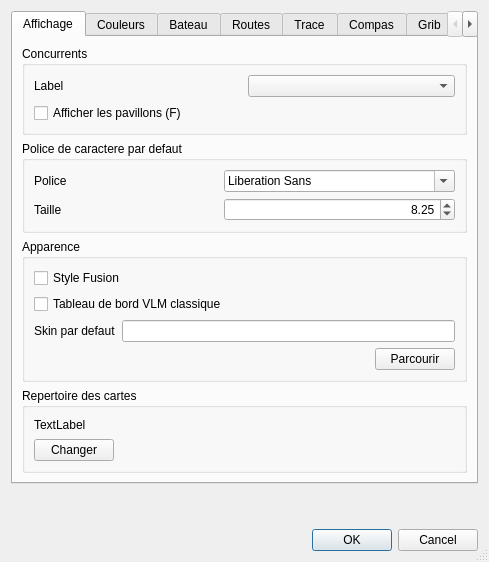
Above: src/Ui/paramVLM.ui from nohal/qtVlm before the change. Below: the same form after it.
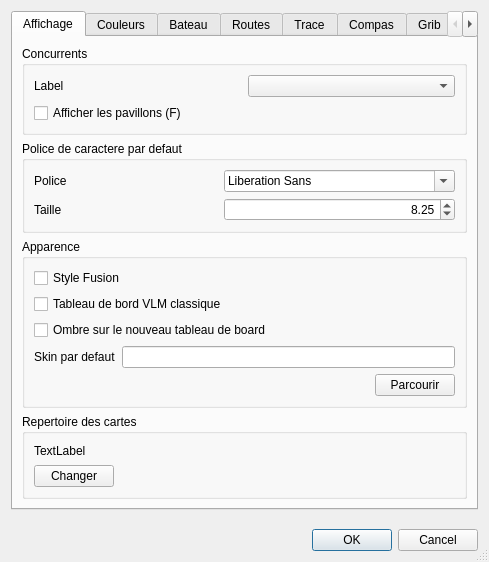
That is the form after the change. Icons and pictures are not drawn.

Patch:
```diff
--- a/src/Ui/paramVLM.ui
+++ b/src/Ui/paramVLM.ui
@@ -143,6 +143,13 @@
             </property>
            </widget>
           </item>
+          <item>
+           <widget class="QCheckBox" name="newBoardShadow">
+            <property name="text">
+             <string>Ombre sur le nouveau tableau de board</string>
+            </property>
+           </widget>
+          </item>
           <item>
            <layout class="QHBoxLayout" name="horizontalLayout_14">
             <item>
```
Left out of the diff: 2 changed lines with no effect on the pictures.
